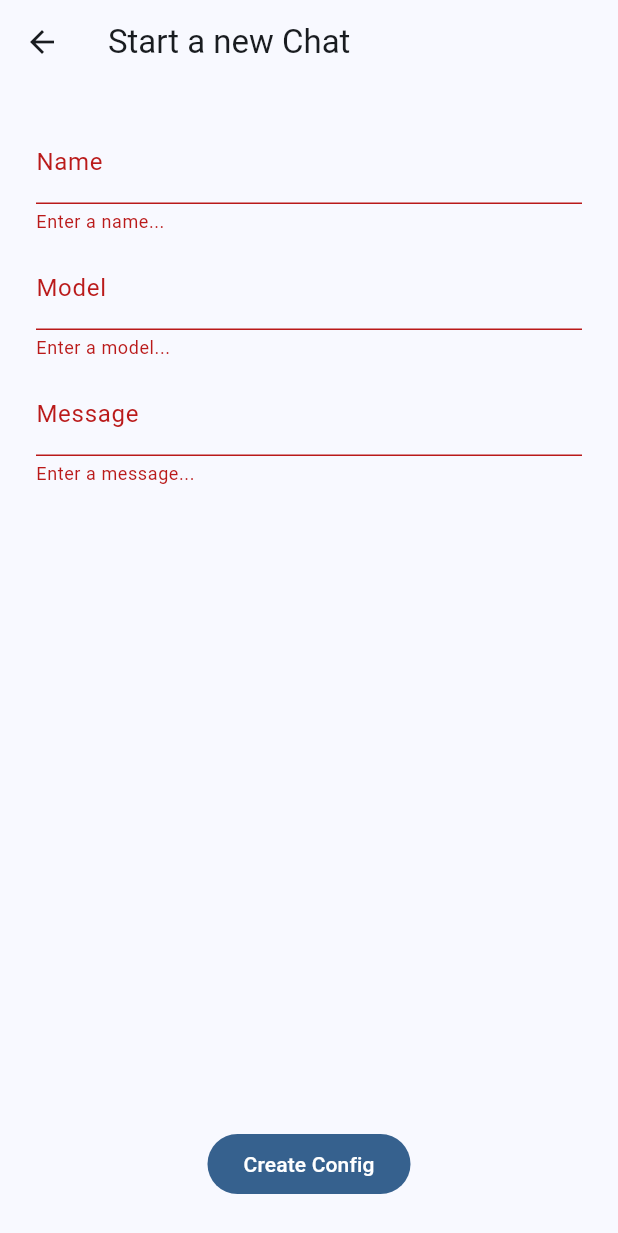
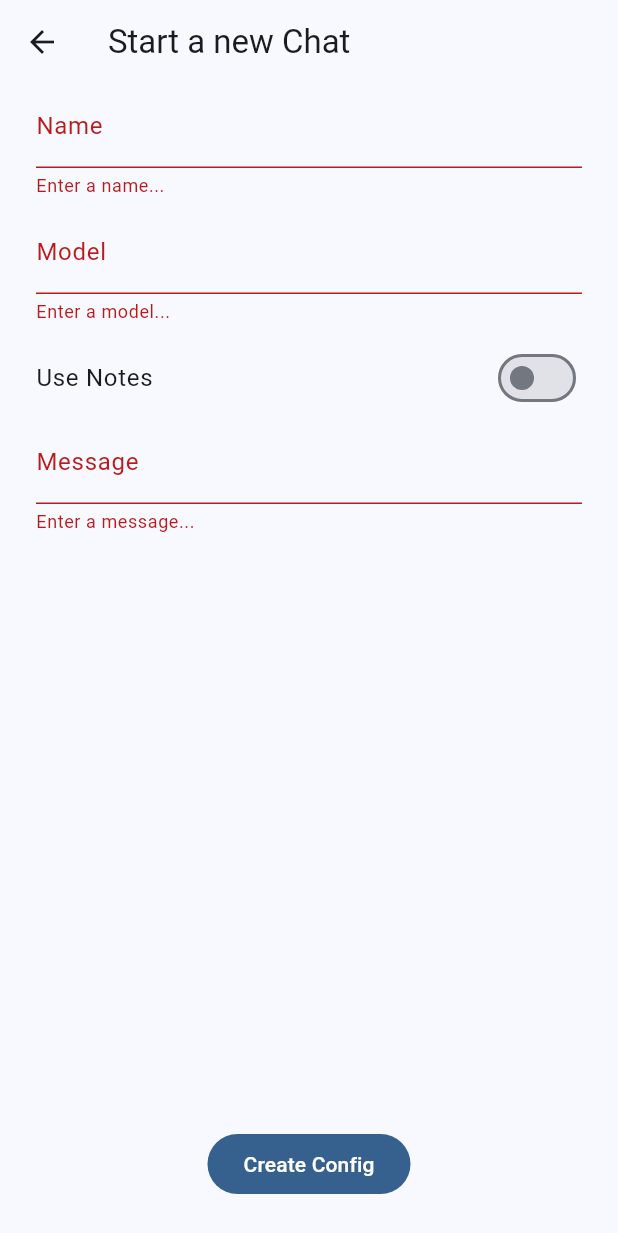
Before and after one commit to Noteschat/ConfigClient, a Flutter app: the NewConfigView screen opened directly with empty values, after a tap on "Create Config", on a phone screen of 412 x 824 dp. Shown: the top 1233 px of the screen. Run offline on Flutter 3.47's test engine with Material 3 defaults, Android fonts, the light colour scheme and no system bars; drawn by our look-alikes of dynamic_color; accounts and stored records are empty.

Commit message:
Add Option to include Notes

```diff
--- a/lib/components/Config/ConfigView.dart
+++ b/lib/components/Config/ConfigView.dart
@@ -72,6 +72,11 @@ class _ConfigViewState extends State<ConfigView> {
               padding: const EdgeInsets.only(top: 4.0, bottom: 8.0),
               child: Text(widget.config!.model),
             ),
+            TextDivider(text: "Use Notes"),
+            Padding(
+              padding: const EdgeInsets.only(top: 4.0, bottom: 12.0),
+              child: Text(widget.config!.useNotes.toString()),
+            ),
             TextDivider(text: "Message"),
             Padding(
               padding: const EdgeInsets.only(top: 4.0, bottom: 12.0),
--- a/lib/components/NewConfig/NewConfig.dart
+++ b/lib/components/NewConfig/NewConfig.dart
@@ -5,15 +5,22 @@ import 'package:configclient/login.dart';
 import 'package:flutter/material.dart';
 import 'package:http/http.dart' as http;
 
-class NewConfigView extends StatelessWidget {
+class NewConfigView extends StatefulWidget {
+  final String host;
+
+  const NewConfigView({super.key, required this.host});
+
+  @override
+  State<NewConfigView> createState() => _NewConfigViewState();
+}
+
+class _NewConfigViewState extends State<NewConfigView> {
   final formKey = GlobalKey<FormState>();
   final nameController = TextEditingController();
   final modelController = TextEditingController();
   final messageController = TextEditingController();
 
-  final String host;
-
-  NewConfigView({super.key, required this.host});
+  bool useNotes = false;
 
   @override
   Widget build(BuildContext context) {
@@ -28,7 +35,7 @@ class NewConfigView extends StatelessWidget {
           mainAxisAlignment: MainAxisAlignment.spaceBetween,
           children: [
             Padding(
-              padding: const EdgeInsets.all(24),
+              padding: const EdgeInsets.only(left: 24, right: 24),
               child: Column(
                 children: [
                   Padding(
@@ -56,6 +63,16 @@ class NewConfigView extends StatelessWidget {
                         return null;
                       },
                     ),
+                  ),
+                  SwitchListTile(
+                    value: useNotes,
+                    onChanged: (value) {
+                      setState(() {
+                        useNotes = value;
+                      });
+                    },
+                    title: Text("Use Notes"),
+                    contentPadding: EdgeInsets.all(0),
                   ),
                   Padding(
                     padding: const EdgeInsets.only(bottom: 8.0),
@@ -86,12 +103,13 @@ class NewConfigView extends StatelessWidget {
                   }
                   try {
                     var res = await http.post(
-                      Uri.parse("http://$host/api/ollamaconfig/config"),
+                      Uri.parse("http://${widget.host}/api/ollamaconfig/config"),
                       headers: headers,
                       body: jsonEncode({
                         "name": nameController.text,
                         "model": modelController.text,
-                        "message": messageController.text
+                        "message": messageController.text,
+                        "useNotes": useNotes
                       })
                     );
                     if(res.statusCode != 200) {
--- a/lib/dtos/Config.dart
+++ b/lib/dtos/Config.dart
@@ -2,14 +2,16 @@ class Config {
   final String name;
   final String model;
   final String message;
+  final bool useNotes;
 
-  Config({required this.name, required this.model, required this.message});
+  Config({required this.name, required this.model, required this.message, required this.useNotes});
 
   factory Config.fromJson(Map<String, dynamic> json) {
     return Config(
       name: json['name'],
       model: json['model'],
       message: json['message'],
+      useNotes: json['useNotes'],
     );
   }
 }
```
